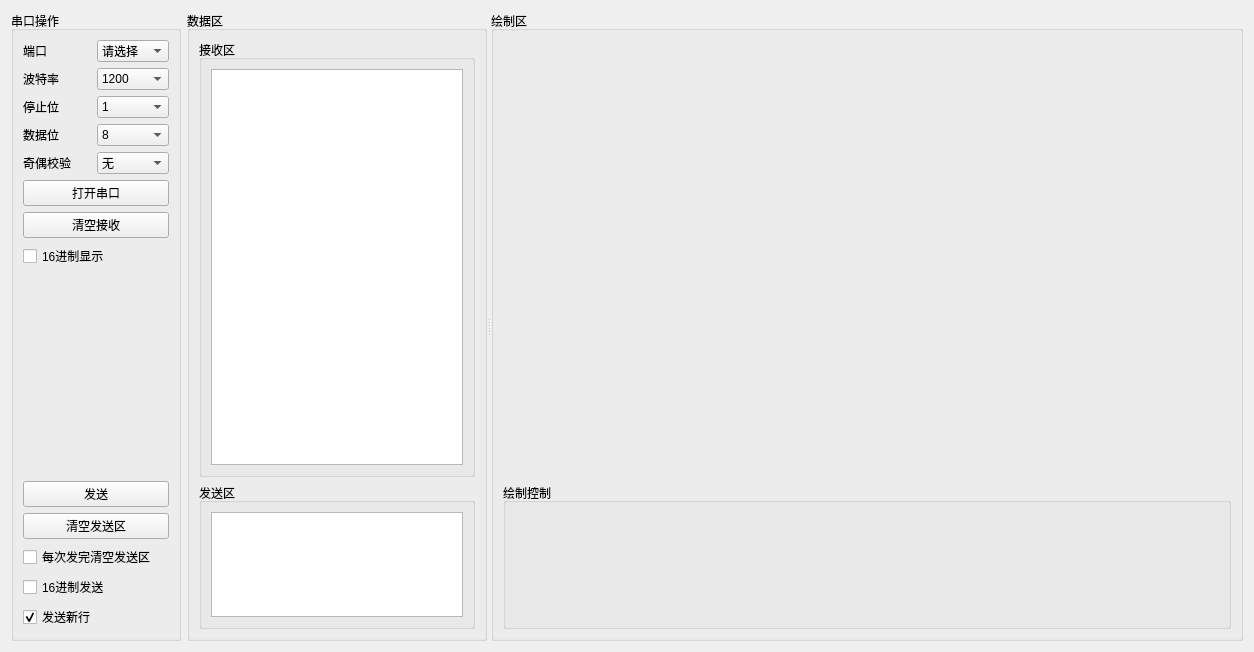
Qt form QTosciloscope/widget.ui (BlackDaShuai/MySerialPortHelper) before a commit.
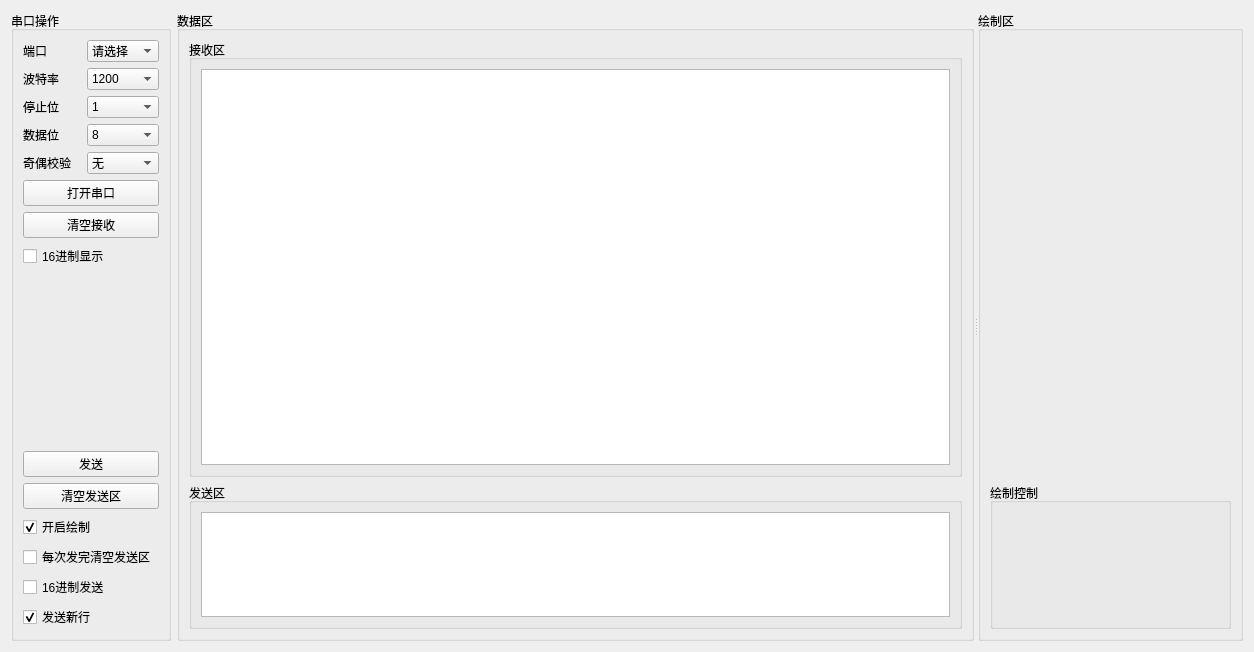
The same form after that commit. Icons and pictures are not drawn. Custom widgets are drawn as their Qt base class.

```diff
--- a/QTosciloscope/widget.ui
+++ b/QTosciloscope/widget.ui
@@ -19,18 +19,18 @@
   </property>
   <layout class="QGridLayout" name="gridLayout_4">
    <item row="0" column="0">
-    <layout class="QHBoxLayout" name="horizontalLayout" stretch="2,10">
+    <layout class="QHBoxLayout" name="horizontalLayout" stretch="2,4">
      <item>
       <widget class="QGroupBox" name="groupBox">
        <property name="minimumSize">
         <size>
-         <width>170</width>
+         <width>160</width>
          <height>0</height>
         </size>
        </property>
        <property name="maximumSize">
         <size>
-         <width>170</width>
+         <width>160</width>
          <height>16777215</height>
         </size>
        </property>
@@ -263,6 +263,16 @@
             </property>
            </widget>
           </item>
+          <item>
+           <widget class="QCheckBox" name="btnDraw">
+            <property name="text">
+             <string>开启绘制</string>
+            </property>
+            <property name="checked">
+             <bool>true</bool>
+            </property>
+           </widget>
+          </item>
           <item>
            <widget class="QCheckBox" name="chkClearAfterSend">
             <property name="text">
@@ -327,7 +337,7 @@
         </property>
         <property name="maximumSize">
          <size>
-          <width>300</width>
+          <width>100000</width>
           <height>16777215</height>
          </size>
         </property>
```
Left out of the diff: 2 changed lines with no effect on the pictures.
